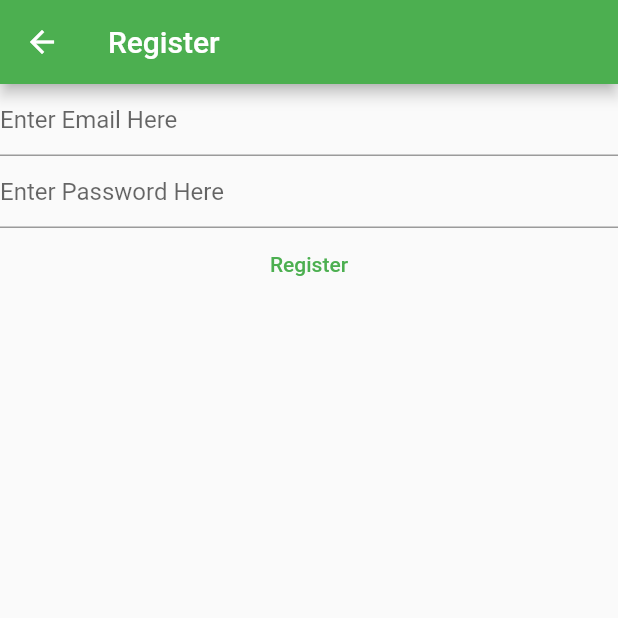
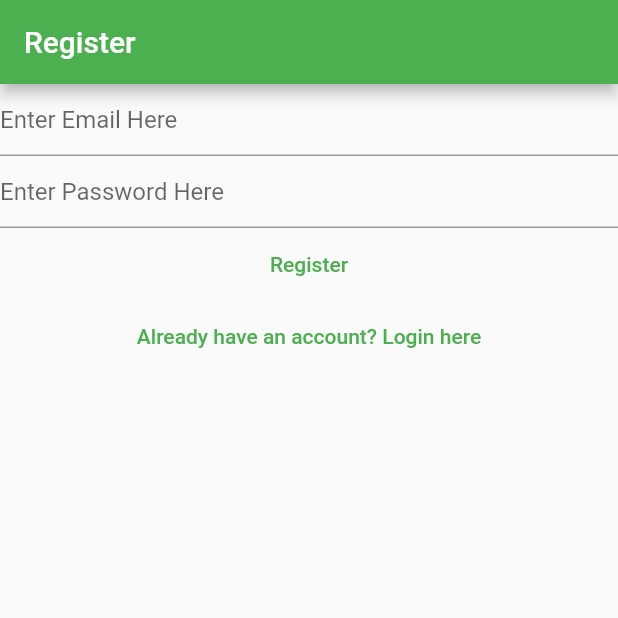
Before and after one commit to lavish2210/learning-flutter, a Flutter app: the RegisterView screen opened directly, on a phone screen of 412 x 824 dp, the top half of it. Run offline on Flutter 3.47's test engine with Material 2 defaults, Android fonts, the phone set to English and light mode, and no system bars; our stand-ins replace firebase_auth, firebase_core; accounts and stored records are empty.

Commit message:
Added verify email code and linked login with register

```diff
--- a/lib/views/register_view.dart
+++ b/lib/views/register_view.dart
@@ -34,14 +34,7 @@ class _RegisterViewState extends State<RegisterView> {
       appBar: AppBar(
         title: const Text('Register'),
       ),
-      body: FutureBuilder(
-        future: Firebase.initializeApp(
-          options: DefaultFirebaseOptions.currentPlatform,
-        ),
-        builder: (context, snapshot) {
-          switch (snapshot.connectionState) {
-            case ConnectionState.done:
-              return Column(
+      body: Column(
         children: [
           TextField(
             controller: _email,
@@ -86,12 +79,15 @@ class _RegisterViewState extends State<RegisterView> {
             },
             child: const Text('Register'),
           ),
+          TextButton(
+              onPressed: () {
+                Navigator.of(context).pushNamedAndRemoveUntil(
+                  '/login',
+                  (route) => false,
+                );
+              },
+              child: const Text('Already have an account? Login here')),
         ],
-              );
-            default:
-              return Text('Loading');
-          }
-        },
       ),
     );
   }
--- a/notes.txt
+++ b/notes.txt
@@ -42,3 +42,6 @@
                         ↳ Scaffold
 -- geeksforgeeks.org/scaffold-class-in-flutter-with-examples/
 -- Ctrl + . => is quite a useful command for getting suggestions
+=======================================
+-- Navigator is anonymous route, because we didn't tell where to go i.e. no info was passed
+-- It's quite different from named routes
```
Also changed, not shown: lib/main.dart (+29 -9 lines), lib/views/login_view.dart (+11 -17 lines), lib/views/verify_email_view.dart (added, +31 -0 lines). Lines whose indentation alone changed are shown as unchanged.
